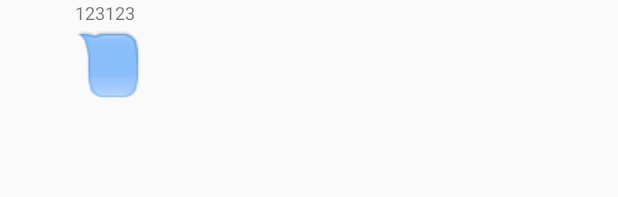
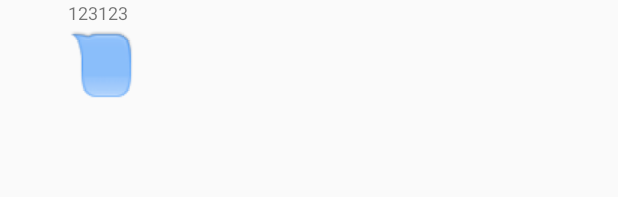
Before and after one commit to Mizushinku/NCKU_Line, an Android app: the layout bubble_chat_left.xml on its own in the app's theme, with its tools: preview values and no code run, on a phone screen of 412 x 824 dp. Shown: the top 197 px of the screen. Run offline under Robolectric (Android 15) with nearby library versions, the phone set to English and light mode, and no system bars.

Commit message:
Adjust paddingLeft in chatroom

```diff
--- a/app/src/main/res/layout/bubble_chat_left.xml
+++ b/app/src/main/res/layout/bubble_chat_left.xml
@@ -2,7 +2,7 @@
 <RelativeLayout xmlns:android="http://schemas.android.com/apk/res/android"
     android:layout_width="match_parent"
     android:layout_height="wrap_content"
-    android:paddingLeft="10dp">
+    android:paddingLeft="5dp">
 
     <LinearLayout
         android:layout_width="match_parent"
```
